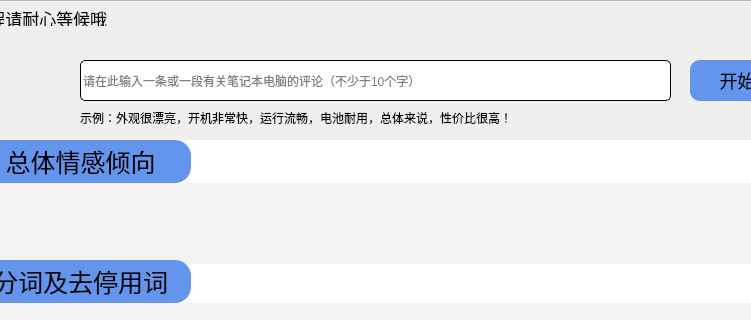
Above: UI/view/dialog_comment_analysis.ui from Orchardxyz/NCSAS before the change; both pictures show x 100 to 851 and y 0 to 320 of the 1118 by 766 pixel window. Below: the same form after it.
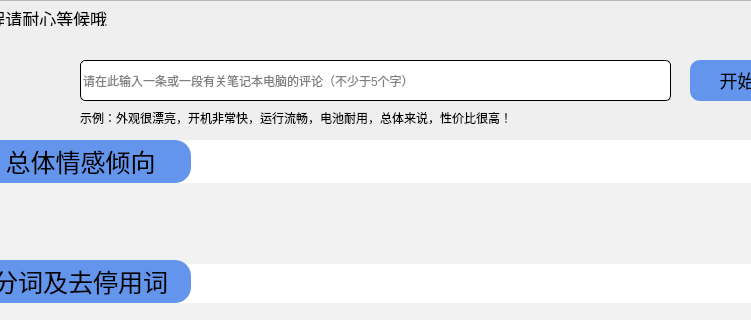
That is the form after the change.

What changed in the file:
```diff
--- a/UI/view/dialog_comment_analysis.ui
+++ b/UI/view/dialog_comment_analysis.ui
@@ -51,7 +51,7 @@
 }</string>
     </property>
     <property name="placeholderText">
-     <string>请在此输入一条或一段有关笔记本电脑的评论（不少于10个字）</string>
+     <string>请在此输入一条或一段有关笔记本电脑的评论（不少于5个字）</string>
     </property>
    </widget>
    <widget class="QFrame" name="frameAnalysisResult">
```
